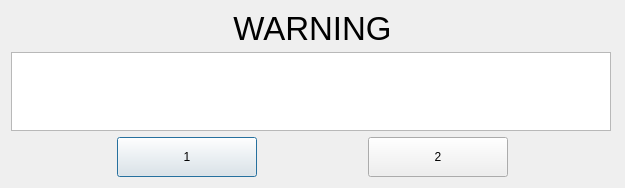
Before: the Qt Designer form control/messagebox.ui in 0xkobe/mwc-wallet, drawn with Qt 5.
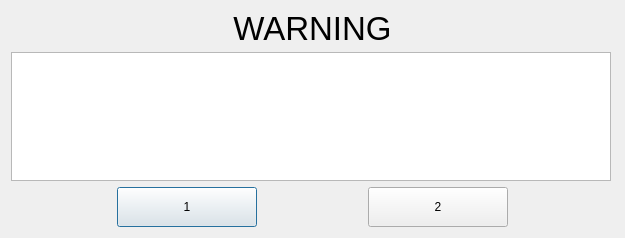
After: the same form once the commit is applied. Custom widgets are drawn as their Qt base class.

What changed in the file:
```diff
--- a/control/messagebox.ui
+++ b/control/messagebox.ui
@@ -7,7 +7,7 @@
     <x>0</x>
     <y>0</y>
     <width>625</width>
-    <height>188</height>
+    <height>238</height>
    </rect>
   </property>
   <property name="minimumSize">
```
